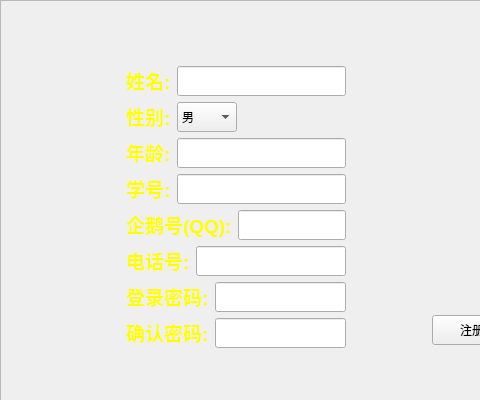
Before: the Qt Designer form signup.ui in ainihu/NewMember, drawn with Qt 5; both pictures show x 0 to 480 and y 0 to 400 of the 720 by 400 pixel window.
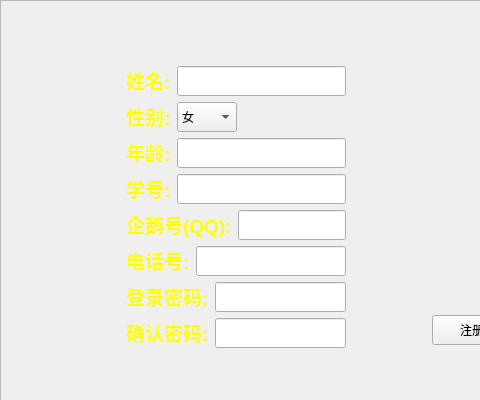
After: the same form once the commit is applied. Icons and pictures are not drawn.

Diff of the .ui file:
```diff
--- a/signup.ui
+++ b/signup.ui
@@ -131,7 +131,7 @@
               </property>
               <item>
                <property name="text">
-                <string>男</string>
+                <string>女</string>
                </property>
               </item>
               <item>
```
Left out of the diff: 2 changed lines with no effect on the pictures.
